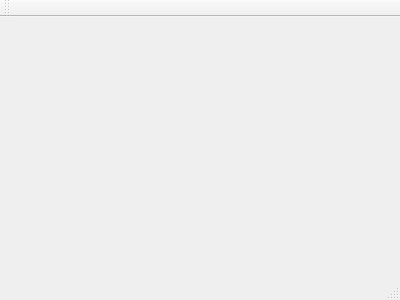
Above: mainwindow.ui from XRay3D/MAN before the change. Below: the same form after it.
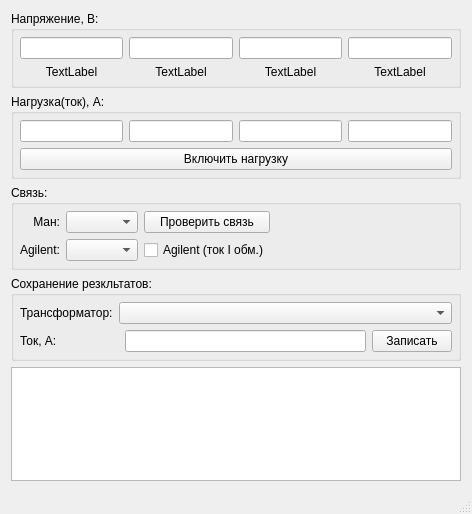
That is the form after the change.

The edit to the form file:
```diff
--- a/mainwindow.ui
+++ b/mainwindow.ui
@@ -1,24 +1,272 @@
 <ui version="4.0">
  <class>MainWindow</class>
- <widget class="QMainWindow" name="MainWindow" >
-  <property name="geometry" >
+ <widget class="QMainWindow" name="MainWindow">
+  <property name="geometry">
    <rect>
     <x>0</x>
     <y>0</y>
-    <width>400</width>
-    <height>300</height>
+    <width>472</width>
+    <height>514</height>
    </rect>
   </property>
   <property name="windowTitle" >
    <string>MainWindow</string>
   </property>
-  <widget class="QMenuBar" name="menuBar" />
-  <widget class="QToolBar" name="mainToolBar" />
-  <widget class="QWidget" name="centralWidget" />
-  <widget class="QStatusBar" name="statusBar" />
+  <widget class="QWidget" name="centralWidget">
+   <layout class="QGridLayout" name="gridLayout">
+    <item row="1" column="0">
+     <widget class="QGroupBox" name="groupBox_2">
+      <property name="title">
+       <string>Нагрузка(ток), А:</string>
+      </property>
+      <layout class="QGridLayout" name="gridLayout_3">
+       <property name="leftMargin">
+        <number>6</number>
+       </property>
+       <property name="topMargin">
+        <number>6</number>
+       </property>
+       <property name="rightMargin">
+        <number>6</number>
+       </property>
+       <property name="bottomMargin">
+        <number>6</number>
+       </property>
+       <item row="0" column="1">
+        <widget class="QLineEdit" name="lineEdit_6"/>
+       </item>
+       <item row="0" column="0">
+        <widget class="QLineEdit" name="lineEdit_5"/>
+       </item>
+       <item row="0" column="2">
+        <widget class="QLineEdit" name="lineEdit_7"/>
+       </item>
+       <item row="0" column="3">
+        <widget class="QLineEdit" name="lineEdit_8"/>
+       </item>
+       <item row="1" column="0" colspan="4">
+        <widget class="QPushButton" name="pushButton">
+         <property name="text">
+          <string>Включить нагрузку</string>
+         </property>
+        </widget>
+       </item>
+      </layout>
+     </widget>
+    </item>
+    <item row="0" column="0">
+     <widget class="QGroupBox" name="groupBox">
+      <property name="title">
+       <string>Напряжение, В:</string>
+      </property>
+      <layout class="QGridLayout" name="gridLayout_2">
+       <property name="leftMargin">
+        <number>6</number>
+       </property>
+       <property name="topMargin">
+        <number>6</number>
+       </property>
+       <property name="rightMargin">
+        <number>6</number>
+       </property>
+       <property name="bottomMargin">
+        <number>6</number>
+       </property>
+       <item row="0" column="1">
+        <widget class="QLineEdit" name="lineEdit_2"/>
+       </item>
+       <item row="0" column="0">
+        <widget class="QLineEdit" name="lineEdit"/>
+       </item>
+       <item row="0" column="3">
+        <widget class="QLineEdit" name="lineEdit_4"/>
+       </item>
+       <item row="0" column="2">
+        <widget class="QLineEdit" name="lineEdit_3"/>
+       </item>
+       <item row="1" column="0">
+        <widget class="QLabel" name="label">
+         <property name="text">
+          <string>TextLabel</string>
+         </property>
+         <property name="alignment">
+          <set>Qt::AlignCenter</set>
+         </property>
+        </widget>
+       </item>
+       <item row="1" column="1">
+        <widget class="QLabel" name="label_2">
+         <property name="text">
+          <string>TextLabel</string>
+         </property>
+         <property name="alignment">
+          <set>Qt::AlignCenter</set>
+         </property>
+        </widget>
+       </item>
+       <item row="1" column="2">
+        <widget class="QLabel" name="label_3">
+         <property name="text">
+          <string>TextLabel</string>
+         </property>
+         <property name="alignment">
+          <set>Qt::AlignCenter</set>
+         </property>
+        </widget>
+       </item>
+       <item row="1" column="3">
+        <widget class="QLabel" name="label_4">
+         <property name="text">
+          <string>TextLabel</string>
+         </property>
+         <property name="alignment">
+          <set>Qt::AlignCenter</set>
+         </property>
+        </widget>
+       </item>
+      </layout>
+     </widget>
+    </item>
+    <item row="2" column="0">
+     <widget class="QGroupBox" name="groupBox_3">
+      <property name="title">
+       <string>Связь:</string>
+      </property>
+      <layout class="QGridLayout" name="gridLayout_4">
+       <property name="leftMargin">
+        <number>6</number>
+       </property>
+       <property name="topMargin">
+        <number>6</number>
+       </property>
+       <property name="rightMargin">
+        <number>6</number>
+       </property>
+       <property name="bottomMargin">
+        <number>6</number>
+       </property>
+       <item row="0" column="0">
+        <widget class="QLabel" name="label_5">
+         <property name="text">
+          <string>Ман:</string>
+         </property>
+         <property name="alignment">
+          <set>Qt::AlignRight|Qt::AlignTrailing|Qt::AlignVCenter</set>
+         </property>
+        </widget>
+       </item>
+       <item row="0" column="1">
+        <widget class="QComboBox" name="comboBox"/>
+       </item>
+       <item row="0" column="2">
+        <widget class="QPushButton" name="pushButton_2">
+         <property name="text">
+          <string>Проверить связь</string>
+         </property>
+        </widget>
+       </item>
+       <item row="1" column="0">
+        <widget class="QLabel" name="label_6">
+         <property name="text">
+          <string>Agilent:</string>
+         </property>
+         <property name="alignment">
+          <set>Qt::AlignRight|Qt::AlignTrailing|Qt::AlignVCenter</set>
+         </property>
+        </widget>
+       </item>
+       <item row="1" column="1">
+        <widget class="QComboBox" name="comboBox_2"/>
+       </item>
+       <item row="1" column="2">
+        <widget class="QCheckBox" name="checkBox">
+         <property name="text">
+          <string>Agilent (ток I обм.)</string>
+         </property>
+        </widget>
+       </item>
+       <item row="0" column="3">
+        <spacer name="horizontalSpacer">
+         <property name="orientation">
+          <enum>Qt::Horizontal</enum>
+         </property>
+         <property name="sizeHint" stdset="0">
+          <size>
+           <width>40</width>
+           <height>20</height>
+          </size>
+         </property>
+        </spacer>
+       </item>
+      </layout>
+     </widget>
+    </item>
+    <item row="3" column="0">
+     <widget class="QGroupBox" name="groupBox_4">
+      <property name="title">
+       <string>Сохранение резкльтатов:</string>
+      </property>
+      <layout class="QGridLayout" name="gridLayout_5">
+       <property name="leftMargin">
+        <number>6</number>
+       </property>
+       <property name="topMargin">
+        <number>6</number>
+       </property>
+       <property name="rightMargin">
+        <number>6</number>
+       </property>
+       <property name="bottomMargin">
+        <number>6</number>
+       </property>
+       <item row="0" column="0">
+        <widget class="QLabel" name="label_8">
+         <property name="text">
+          <string>Трансформатор:</string>
+         </property>
+        </widget>
+       </item>
+       <item row="1" column="0" colspan="2">
+        <widget class="QLabel" name="label_7">
+         <property name="text">
+          <string>Ток, А:</string>
+         </property>
+        </widget>
+       </item>
+       <item row="1" column="2">
+        <widget class="QLineEdit" name="lineEdit_9"/>
+       </item>
+       <item row="1" column="3">
+        <widget class="QPushButton" name="pushButton_3">
+         <property name="text">
+          <string>Записать</string>
+         </property>
+        </widget>
+       </item>
+       <item row="0" column="1" colspan="3">
+        <widget class="QComboBox" name="comboBox_3"/>
+       </item>
+      </layout>
+     </widget>
+    </item>
+    <item row="4" column="0">
+     <widget class="QTableWidget" name="tableWidget"/>
+    </item>
+   </layout>
+  </widget>
+  <widget class="QMenuBar" name="menuBar">
+   <property name="geometry">
+    <rect>
+     <x>0</x>
+     <y>0</y>
+     <width>472</width>
+     <height>21</height>
+    </rect>
+   </property>
+  </widget>
+  <widget class="QStatusBar" name="statusBar"/>
  </widget>
- <layoutDefault spacing="6" margin="11" />
- <pixmapfunction></pixmapfunction>
+ <layoutdefault spacing="6" margin="11"/>
  <resources/>
  <connections/>
 </ui>
```
Left out of the diff: 3 changed lines with no effect on the pictures.
